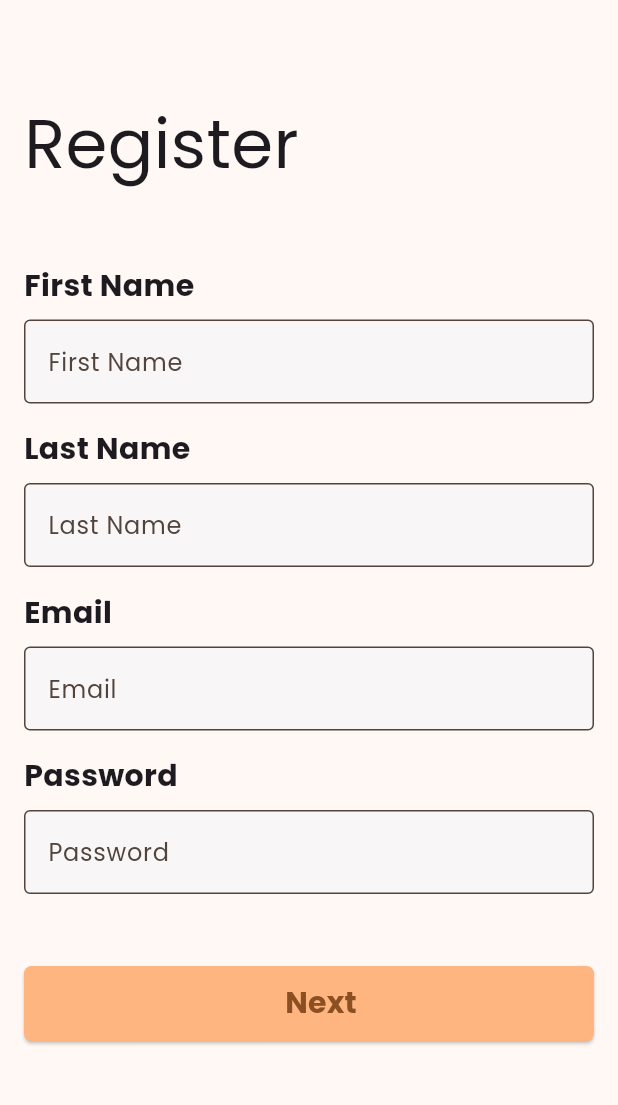
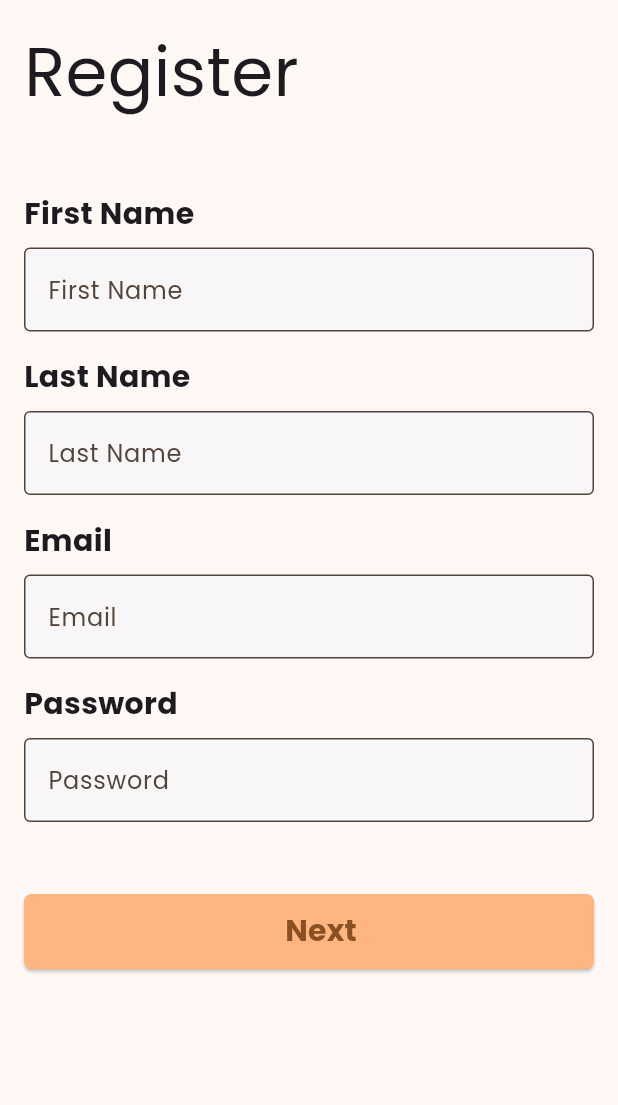
Before and after one commit to Toby-van-Berkum/stopit_frontend, a Flutter app: the screen it shows after launch, after a tap on "Register", on a phone screen of 412 x 824 dp, the part 84-1189 px from its top. Run offline on Flutter 3.47's test engine with Material 3 defaults, Android fonts, the phone set to English and light mode, and no system bars; our stand-ins replace google_fonts; missing offline and left inert: dart:ffi.

Commit message:
minor styling update

```diff
--- a/lib/pages/checkin_page.dart
+++ b/lib/pages/checkin_page.dart
@@ -64,7 +64,6 @@ class _CheckInPageState extends State<CheckInPage> {
               mainAxisAlignment: MainAxisAlignment.start,
               crossAxisAlignment: CrossAxisAlignment.start,
               children: <Widget>[
-                CustomSizedBox.large(),
                 Text("Daily Check Up", style: AppStyles.headerStyle()),
                 CustomSizedBox.large(),
                 Text("Did you smoke today?", style: AppStyles.labelStyle()),
--- a/lib/pages/login_page.dart
+++ b/lib/pages/login_page.dart
@@ -37,7 +37,6 @@ class _LoginPageState extends State<LoginPage> {
               mainAxisAlignment: MainAxisAlignment.start,
               crossAxisAlignment: CrossAxisAlignment.start,
               children: <Widget>[
-                CustomSizedBox.large(),
                 Text("Login", style: AppStyles.headerStyle()),
                 CustomSizedBox.large(),
                 Text("Email", style: AppStyles.labelStyle()),
--- a/lib/pages/register_page.dart
+++ b/lib/pages/register_page.dart
@@ -35,7 +35,6 @@ class _RegisterPageState extends State<RegisterPage> {
               mainAxisAlignment: MainAxisAlignment.start,
               crossAxisAlignment: CrossAxisAlignment.start,
               children: <Widget>[
-                CustomSizedBox.large(),
                 Text("Register", style: AppStyles.headerStyle()),
                 CustomSizedBox.large(),
                 Text(
```
